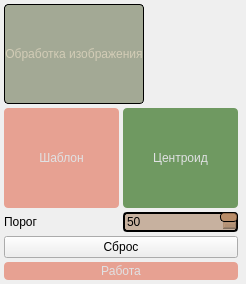
The window that gui_files/widget_processing_image_control.ui (orizonti/PROJ_TRACKING_PROB) describes before a commit, drawn with Qt 5.
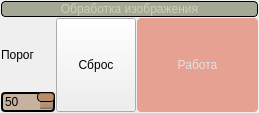
The same window after the commit. Icons and pictures are not drawn.

The edit to the form file:
```diff
--- a/gui_files/widget_processing_image_control.ui
+++ b/gui_files/widget_processing_image_control.ui
@@ -6,8 +6,8 @@
    <rect>
     <x>0</x>
     <y>0</y>
-    <width>246</width>
-    <height>284</height>
+    <width>259</width>
+    <height>113</height>
    </rect>
   </property>
   <property name="windowTitle">
@@ -1316,187 +1316,24 @@
   </property>
   <layout class="QGridLayout" name="gridLayout">
    <property name="leftMargin">
-    <number>4</number>
+    <number>1</number>
    </property>
    <property name="topMargin">
-    <number>4</number>
+    <number>1</number>
    </property>
    <property name="rightMargin">
-    <number>4</number>
+    <number>1</number>
    </property>
    <property name="bottomMargin">
-    <number>4</number>
+    <number>1</number>
    </property>
    <property name="spacing">
-    <number>4</number>
+    <number>1</number>
    </property>
-   <item row="1" column="1">
-    <widget class="QPushButton" name="butProcessCentroid">
-     <property name="sizePolicy">
-      <sizepolicy hsizetype="MinimumExpanding" vsizetype="Minimum">
-       <horstretch>0</horstretch>
-       <verstretch>0</verstretch>
-      </sizepolicy>
-     </property>
-     <property name="styleSheet">
-      <string notr="true">QPushButton {
-	background-color: rgba(220, 59, 23,110);
-  color: #E0E1E3;
-  border-radius: 4px;
-  padding: 2px;
-  outline: none;
-  border: none;
-	font: 14pt &quot;Ubuntu&quot;;
-}
-
-QPushButton:disabled {
-  background-color: #455364;
-  color: #9DA9B5;
-  border-radius: 4px;
-  padding: 2px;
-}
-
-QPushButton:checked {
-	background-color: rgba(35, 102, 12,160);
-  border-radius: 4px;
-  padding: 2px;
-  outline: none;
-font: 14pt &quot;Ubuntu&quot;;
-}
-
-QPushButton:checked:disabled {
-  background-color: #60798B;
-  color: #9DA9B5;
-  border-radius: 4px;
-  padding: 2px;
-  outline: none;
-}
-
-QPushButton:checked:selected {
-  background: #60798B;
-}
-
-QPushButton:hover {
-  background-color: #54687A;
-  color: #E0E1E3;
-}
-
-QPushButton:pressed {
-  background-color: #60798B;
-}
-
-QPushButton:selected {
-  background: #60798B;
-  color: #E0E1E3;
-}
-
-QPushButton::menu-indicator {
-  subcontrol-origin: padding;
-  subcontrol-position: bottom right;
-  bottom: 4px;
-	background-color: rgb(210, 204, 182);
-}
-
-QDialogButtonBox QPushButton {
-  /* Issue #194 #248 - Special case of QPushButton inside dialogs, for better UI */
-  min-width: 80px;
-}</string>
-     </property>
-     <property name="text">
-      <string>Центроид</string>
-     </property>
-     <property name="checkable">
-      <bool>true</bool>
-     </property>
-     <property name="checked">
-      <bool>true</bool>
-     </property>
-    </widget>
-   </item>
-   <item row="1" column="0">
-    <widget class="QPushButton" name="butProcessTemplate">
-     <property name="sizePolicy">
-      <sizepolicy hsizetype="Expanding" vsizetype="Minimum">
-       <horstretch>0</horstretch>
-       <verstretch>0</verstretch>
-      </sizepolicy>
-     </property>
-     <property name="styleSheet">
-      <string notr="true">QPushButton {
-	background-color: rgba(220, 59, 23,110);
-  color: #E0E1E3;
-  border-radius: 4px;
-  padding: 2px;
-  outline: none;
-  border: none;
-	font: 14pt &quot;Ubuntu&quot;;
-}
-
-QPushButton:disabled {
-  background-color: #455364;
-  color: #9DA9B5;
-  border-radius: 4px;
-  padding: 2px;
-}
-
-QPushButton:checked {
-	background-color: rgba(35, 102, 12,160);
-  border-radius: 4px;
-  padding: 2px;
-  outline: none;
-font: 14pt &quot;Ubuntu&quot;;
-}
-
-QPushButton:checked:disabled {
-  background-color: #60798B;
-  color: #9DA9B5;
-  border-radius: 4px;
-  padding: 2px;
-  outline: none;
-}
-
-QPushButton:checked:selected {
-  background: #60798B;
-}
-
-QPushButton:hover {
-  background-color: #54687A;
-  color: #E0E1E3;
-}
-
-QPushButton:pressed {
-  background-color: #60798B;
-}
-
-QPushButton:selected {
-  background: #60798B;
-  color: #E0E1E3;
-}
-
-QPushButton::menu-indicator {
-  subcontrol-origin: padding;
-  subcontrol-position: bottom right;
-  bottom: 4px;
-	background-color: rgb(210, 204, 182);
-}
-
-QDialogButtonBox QPushButton {
-  /* Issue #194 #248 - Special case of QPushButton inside dialogs, for better UI */
-  min-width: 80px;
-}</string>
-     </property>
-     <property name="text">
-      <string>Шаблон</string>
-     </property>
-     <property name="checkable">
-      <bool>true</bool>
-     </property>
-    </widget>
-   </item>
-   <item row="0" column="0" colspan="3">
+   <item row="0" column="0">
     <widget class="QLabel" name="label">
      <property name="sizePolicy">
-      <sizepolicy hsizetype="Maximum" vsizetype="Preferred">
+      <sizepolicy hsizetype="Minimum" vsizetype="Maximum">
        <horstretch>0</horstretch>
        <verstretch>0</verstretch>
       </sizepolicy>
@@ -1519,108 +1356,10 @@
      </property>
     </widget>
    </item>
-   <item row="5" column="0" colspan="2">
-    <widget class="QPushButton" name="butResetProcessing">
-     <property name="styleSheet">
-      <string notr="true">QPushButton {
-	
-	font: 600 14pt &quot;Ubuntu&quot;;
-}
-
-</string>
-     </property>
-     <property name="text">
-      <string>Сброс</string>
-     </property>
-    </widget>
-   </item>
-   <item row="6" column="0" colspan="2">
-    <widget class="QPushButton" name="pushButton">
-     <property name="sizePolicy">
-      <sizepolicy hsizetype="MinimumExpanding" vsizetype="Maximum">
-       <horstretch>0</horstretch>
-       <verstretch>0</verstretch>
-      </sizepolicy>
-     </property>
-     <property name="styleSheet">
-      <string notr="true">QPushButton {
-	background-color: rgba(220, 59, 23,110);
-  color: #E0E1E3;
-  border-radius: 4px;
-  padding: 2px;
-  outline: none;
-  border: none;
-	font: 14pt &quot;Ubuntu&quot;;
-}
-
-QPushButton:disabled {
-  background-color: #455364;
-  color: #9DA9B5;
-  border-radius: 4px;
-  padding: 2px;
-}
-
-QPushButton:checked {
-	background-color: rgba(35, 102, 12,160);
-  border-radius: 4px;
-  padding: 2px;
-  outline: none;
-font: 14pt &quot;Ubuntu&quot;;
-}
-
-QPushButton:checked:disabled {
-  background-color: #60798B;
-  color: #9DA9B5;
-  border-radius: 4px;
-  padding: 2px;
-  outline: none;
-}
-
-QPushButton:checked:selected {
-  background: #60798B;
-}
-
-QPushButton:hover {
-  background-color: #54687A;
-  color: #E0E1E3;
-}
-
-QPushButton:pressed {
-  background-color: #60798B;
-}
-
-QPushButton:selected {
-  background: #60798B;
-  color: #E0E1E3;
-}
-
-QPushButton::menu-indicator {
-  subcontrol-origin: padding;
-  subcontrol-position: bottom right;
-  bottom: 4px;
-	background-color: rgb(210, 204, 182);
-}
-
-QDialogButtonBox QPushButton {
-  /* Issue #194 #248 - Special case of QPushButton inside dialogs, for better UI */
-  min-width: 80px;
-}</string>
-     </property>
-     <property name="text">
-      <string>Работа</string>
-     </property>
-     <property name="checkable">
-      <bool>true</bool>
-     </property>
-     <property name="checked">
-      <bool>false</bool>
-     </property>
-    </widget>
-   </item>
-   <item row="4" column="0" colspan="2">
-    <layout class="QHBoxLayout" name="horizontalLayout">
-     <item>
-      <widget class="QLabel" name="label_2">
+   <item row="1" column="0">
+    <layout class="QGridLayout" name="gridLayout_2">
+     <item row="0" column="1">
+      <widget class="QLabel" name="labelParam1">
        <property name="styleSheet">
         <string notr="true">QLabel
 {
@@ -1636,8 +1375,8 @@
        </property>
       </widget>
      </item>
-     <item>
-      <widget class="QSpinBox" name="spinThreshold">
+     <item row="1" column="1">
+      <widget class="QSpinBox" name="spinParam1">
        <property name="sizePolicy">
         <sizepolicy hsizetype="Minimum" vsizetype="Fixed">
          <horstretch>0</horstretch>
@@ -1691,6 +1430,110 @@
        </property>
       </widget>
      </item>
+     <item row="0" column="2" rowspan="2">
+      <widget class="QPushButton" name="butResetProcessing">
+       <property name="sizePolicy">
+        <sizepolicy hsizetype="Minimum" vsizetype="Minimum">
+         <horstretch>0</horstretch>
+         <verstretch>0</verstretch>
+        </sizepolicy>
+       </property>
+       <property name="styleSheet">
+        <string notr="true">QPushButton {
+	
+	font: 600 14pt &quot;Ubuntu&quot;;
+}
+
+</string>
+       </property>
+       <property name="text">
+        <string>Сброс</string>
+       </property>
+      </widget>
+     </item>
+     <item row="0" column="3" rowspan="2">
+      <widget class="QPushButton" name="pushButton">
+       <property name="sizePolicy">
+        <sizepolicy hsizetype="MinimumExpanding" vsizetype="Preferred">
+         <horstretch>0</horstretch>
+         <verstretch>0</verstretch>
+        </sizepolicy>
+       </property>
+       <property name="styleSheet">
+        <string notr="true">QPushButton {
+	background-color: rgba(220, 59, 23,110);
+  color: #E0E1E3;
+  border-radius: 4px;
+  padding: 2px;
+  outline: none;
+  border: none;
+	font: 14pt &quot;Ubuntu&quot;;
+}
+
+QPushButton:disabled {
+  background-color: #455364;
+  color: #9DA9B5;
+  border-radius: 4px;
+  padding: 2px;
+}
+
+QPushButton:checked {
+	background-color: rgba(35, 102, 12,160);
+  border-radius: 4px;
+  padding: 2px;
+  outline: none;
+font: 14pt &quot;Ubuntu&quot;;
+}
+
+QPushButton:checked:disabled {
+  background-color: #60798B;
+  color: #9DA9B5;
+  border-radius: 4px;
+  padding: 2px;
+  outline: none;
+}
+
+QPushButton:checked:selected {
+  background: #60798B;
+}
+
+QPushButton:hover {
+  background-color: #54687A;
+  color: #E0E1E3;
+}
+
+QPushButton:pressed {
+  background-color: #60798B;
+}
+
+QPushButton:selected {
+  background: #60798B;
+  color: #E0E1E3;
+}
+
+QPushButton::menu-indicator {
+  subcontrol-origin: padding;
+  subcontrol-position: bottom right;
+  bottom: 4px;
+	background-color: rgb(210, 204, 182);
+}
+
+QDialogButtonBox QPushButton {
+  /* Issue #194 #248 - Special case of QPushButton inside dialogs, for better UI */
+  min-width: 80px;
+}</string>
+       </property>
+       <property name="text">
+        <string>Работа</string>
+       </property>
+       <property name="checkable">
+        <bool>true</bool>
+       </property>
+       <property name="checked">
+        <bool>false</bool>
+       </property>
+      </widget>
+     </item>
     </layout>
    </item>
   </layout>
```
